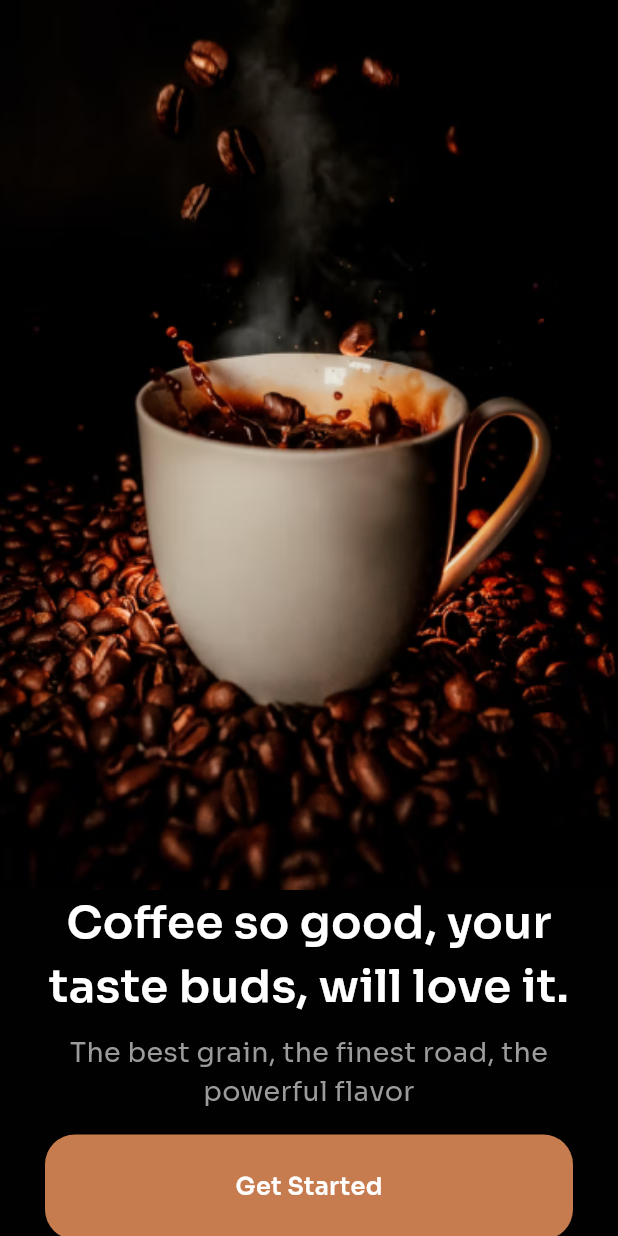
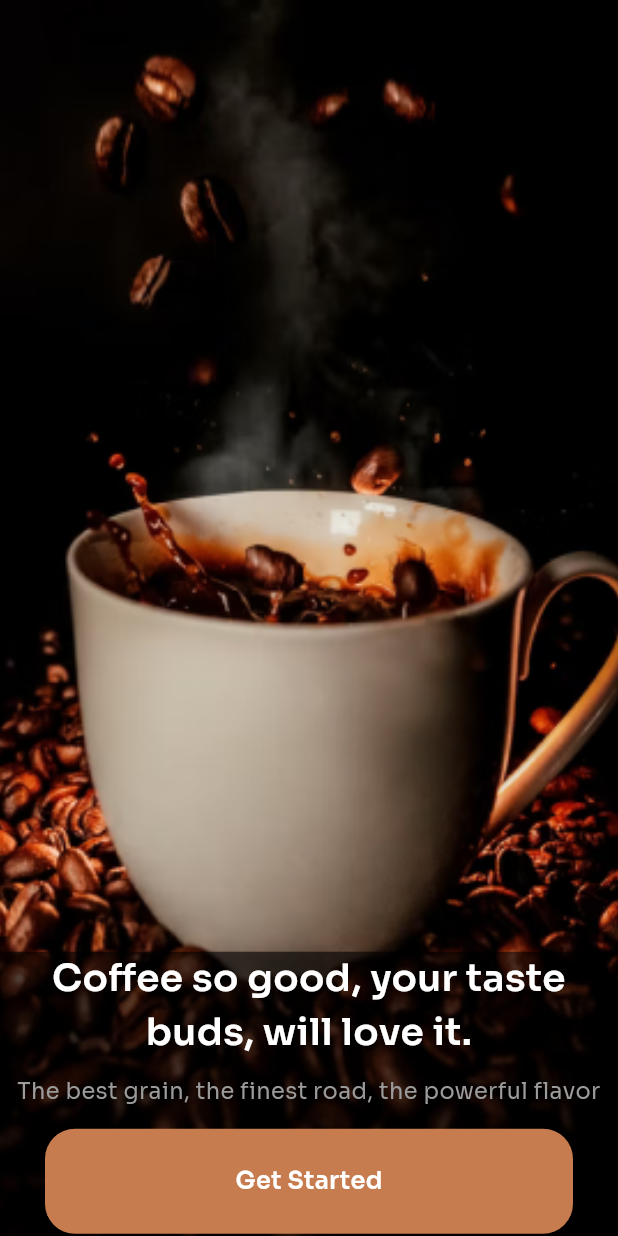
Before and after one commit to kevinDlan/coffee_shop, a Flutter app: the screen it shows after launch, on a phone screen of 412 x 824 dp. Run offline on Flutter 3.47's test engine with Material 3 defaults, Android fonts, the phone set to English and light mode, and no system bars; our stand-ins replace animate_do, font_awesome_flutter, go_router, google_fonts, google_maps_flutter, location and 1 more; missing offline and left inert: flutter_polyline_points.

```diff
--- a/lib/features/home/screens/home_content_screen.dart
+++ b/lib/features/home/screens/home_content_screen.dart
@@ -83,17 +83,17 @@ class HomeContentScreen extends StatelessWidget {
                         )
                       ]),
                   const SizedBox(
-                    height: 20,
+                    height: 10,
                   ),
                   const HomeSearchBarWidget()
                 ],
               ),
             ),
             Positioned(
-              top: 200,
+              top: height * 23,
               child: ZoomIn(
                 child: Container(
-                  height: height * 17,
+                  height: height * 19,
                   width: width * 85,
                   padding: const EdgeInsets.only(left: 25, top: 10),
                   margin: EdgeInsets.only(left: width * 8),
--- a/lib/features/home/screens/home_screen.dart
+++ b/lib/features/home/screens/home_screen.dart
@@ -33,6 +33,7 @@ class _HomeScreenState extends State<HomeScreen> {
 
   @override
   Widget build(BuildContext context) {
+    double width = MediaQuery.of(context).size.width * .01;
     return Scaffold(
       backgroundColor: Pallete.homePageBgColor,
       body: appPage[bottomNavBarCurrentIndex],
@@ -50,7 +51,7 @@ class _HomeScreenState extends State<HomeScreen> {
             itemCount: 4,
             itemBuilder: (context, index) {
               return Container(
-                width: 100,
+                width: width * 25,
                 decoration:
                     BoxDecoration(borderRadius: BorderRadius.circular(20)),
                 child: Material(
--- a/lib/features/home/screens/order_coffee_screen.dart
+++ b/lib/features/home/screens/order_coffee_screen.dart
@@ -52,6 +52,7 @@ class _OrderCoffeeScreenState extends State<OrderCoffeeScreen> {
   @override
   Widget build(BuildContext context) {
     unitPrice = widget.buyCoffeeData.price;
+    print(MediaQuery.of(context).size.height);
     return Scaffold(
       appBar: AppBar(
         elevation: 0,
--- a/lib/features/home/widgets/coffee_widget.dart
+++ b/lib/features/home/widgets/coffee_widget.dart
@@ -12,6 +12,7 @@ class CoffeWidget extends StatelessWidget {
 
   @override
   Widget build(BuildContext context) {
+    double height = MediaQuery.of(context).size.height;
     return Container(
       decoration: BoxDecoration(
           borderRadius: BorderRadius.circular(20), color: Pallete.whiteColor),
@@ -26,7 +27,7 @@ class CoffeWidget extends StatelessWidget {
             children: [
               ZoomIn(
                 child: Container(
-                  height: 150,
+                  height: height <= 725 ? height * 0.16 : height * 0.18,
                   decoration: BoxDecoration(
                     borderRadius: BorderRadius.circular(20),
                     image: DecorationImage(
@@ -82,7 +83,7 @@ class CoffeWidget extends StatelessWidget {
                           color: Pallete.subTitleColor),
                     ),
                     const SizedBox(
-                      height: 10,
+                      height: 2,
                     ),
                     Row(
                       mainAxisAlignment: MainAxisAlignment.spaceBetween,
--- a/lib/features/home/widgets/home_search_bar_widget.dart
+++ b/lib/features/home/widgets/home_search_bar_widget.dart
@@ -10,7 +10,7 @@ class HomeSearchBarWidget extends StatelessWidget {
   Widget build(BuildContext context) {
     double height = MediaQuery.of(context).size.height * .01;
     return Container(
-      height: height * 7,
+      height: height * 100 <= 725 ? height * 8 : height * 7,
       decoration: BoxDecoration(
           borderRadius: BorderRadius.circular(20),
           color: const Color(0xFF313131)),
--- a/lib/features/onboarding/screens/onboarding_screen.dart
+++ b/lib/features/onboarding/screens/onboarding_screen.dart
@@ -12,24 +12,25 @@ class OnboardingScreen extends StatelessWidget {
 
   @override
   Widget build(BuildContext context) {
-    double height = MediaQuery.of(context).size.height * .01;
+    double height = MediaQuery.of(context).size.height;
+    double width = MediaQuery.of(context).size.width;
     return Scaffold(
-      body: SingleChildScrollView(
-        child: Column(
+      body: Stack(
         children: [
           Container(
-              height: height * 72,
+            height: height,
             decoration: const BoxDecoration(
               image: DecorationImage(
                   image: AssetImage("assets/images/onboarding.png"),
-                    fit: BoxFit.fill),
+                  fit: BoxFit.cover),
             ),
           ),
-            Container(
-              height: height * 30,
-              width: double.infinity,
+          Positioned(
+            top: height < 800 ? height * 0.70 : height * 0.77,
+            child: Container(
+              width: width,
               padding: const EdgeInsets.symmetric(horizontal: 10),
-              color: const Color(0xff020101),
+              color: const Color(0x9f000000),
               child: Column(
                 children: [
                   Text(
@@ -37,7 +38,7 @@ class OnboardingScreen extends StatelessWidget {
                     textAlign: TextAlign.center,
                     style: GoogleFonts.sora(
                         color: Pallete.whiteColor,
-                        fontSize: 30,
+                        fontSize: 25,
                         fontWeight: FontWeight.w600),
                   ),
                   const SizedBox(
@@ -47,7 +48,7 @@ class OnboardingScreen extends StatelessWidget {
                     "The best grain, the finest road, the powerful flavor",
                     textAlign: TextAlign.center,
                     style: GoogleFonts.sora(
-                        fontSize: 18,
+                        fontSize: 15,
                         fontWeight: FontWeight.w400,
                         color: Pallete.subTitleColor),
                   ),
@@ -65,9 +66,9 @@ class OnboardingScreen extends StatelessWidget {
                   )
                 ],
               ),
+            ),
           )
         ],
-        ),
       ),
     );
   }
```
Also changed, not shown: lib/data/coffee_data_list.dart (+13 -13 lines), lib/features/delivery/screens/delivery_screen.dart (+11 -13 lines), lib/features/home/screens/coffee_detail_screen.dart (+4 -4 lines), 2 other files. Lines whose indentation alone changed are shown as unchanged.
